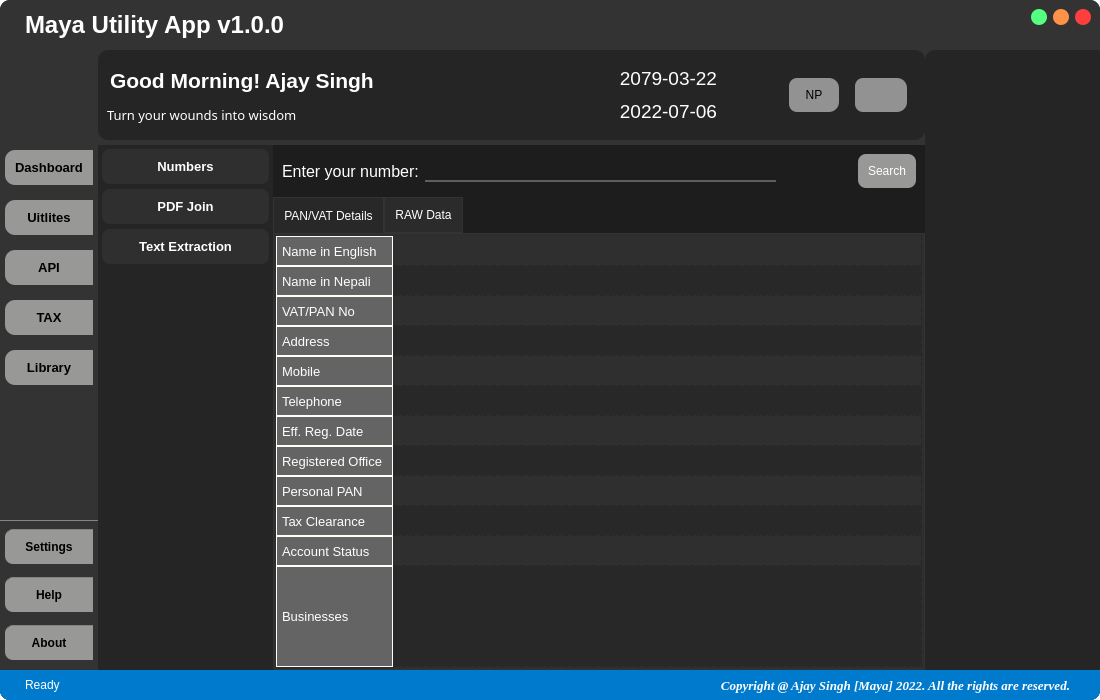
mentormaya/Maya-Utility-App, file assets/UI/Interface.ui: the form before one commit.
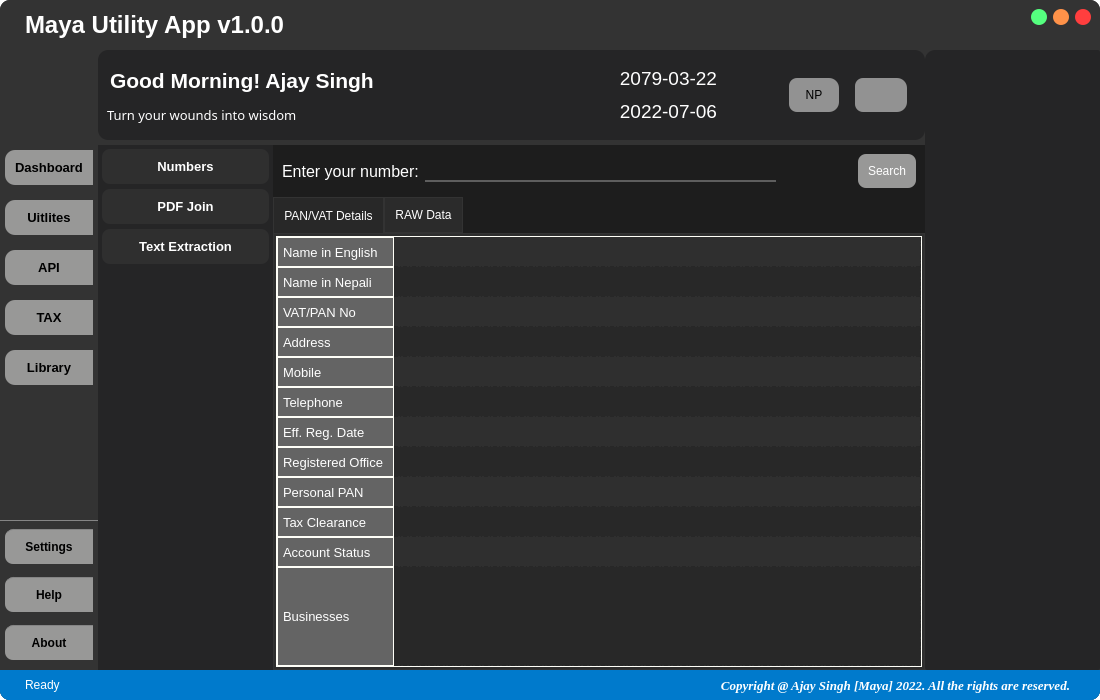
The form after the commit. Icons and pictures are not drawn. Custom widgets are drawn as their Qt base class.

The edit to the form file:
```diff
--- a/assets/UI/Interface.ui
+++ b/assets/UI/Interface.ui
@@ -1942,10 +1942,17 @@
                          <verstretch>0</verstretch>
                         </sizepolicy>
                        </property>
+                       <property name="font">
+                        <font>
+                         <pointsize>12</pointsize>
+                        </font>
+                       </property>
                        <property name="styleSheet">
                         <string notr="true">QTableWidget{
 	background-color: rgb(47, 47, 47);
 	alternate-background-color: rgb(40, 40, 40);
+	font-size: 12pt;
+	border: 1px solid #fffff8;
 }
 
 QTableWidget QTableCornerButton::section {
@@ -2081,6 +2088,16 @@
                          <string/>
                         </property>
                        </item>
+                       <item row="1" column="0">
+                        <property name="text">
+                         <string/>
+                        </property>
+                       </item>
+                       <item row="2" column="0">
+                        <property name="text">
+                         <string/>
+                        </property>
+                       </item>
                       </widget>
                      </item>
                     </layout>
```
